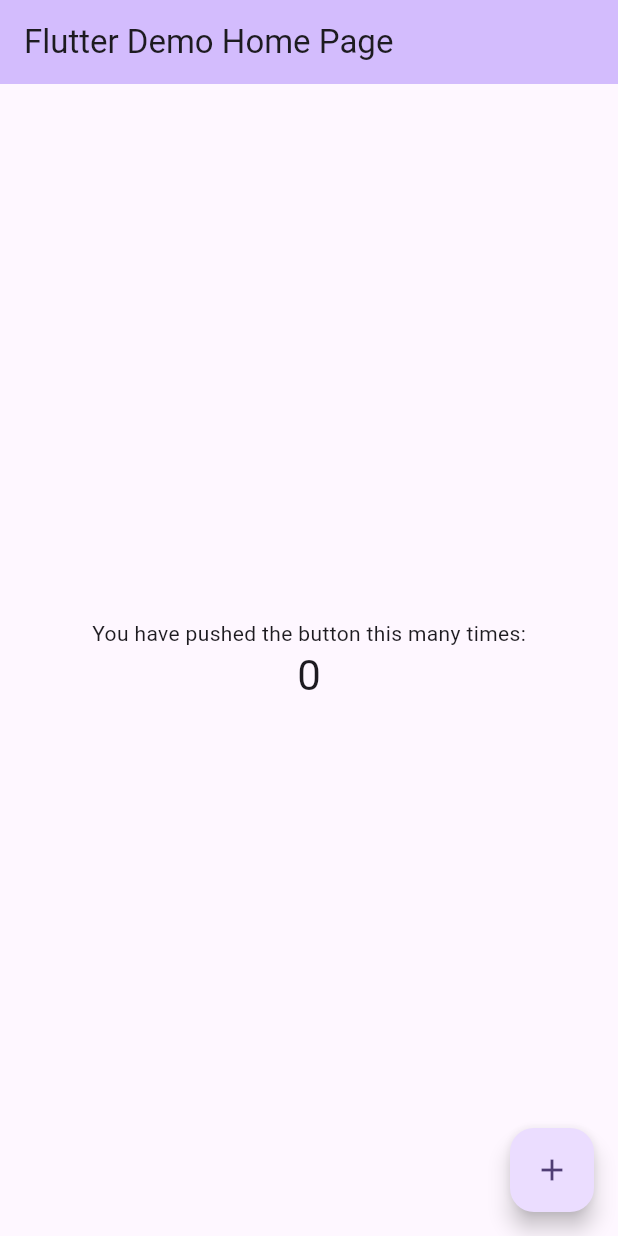
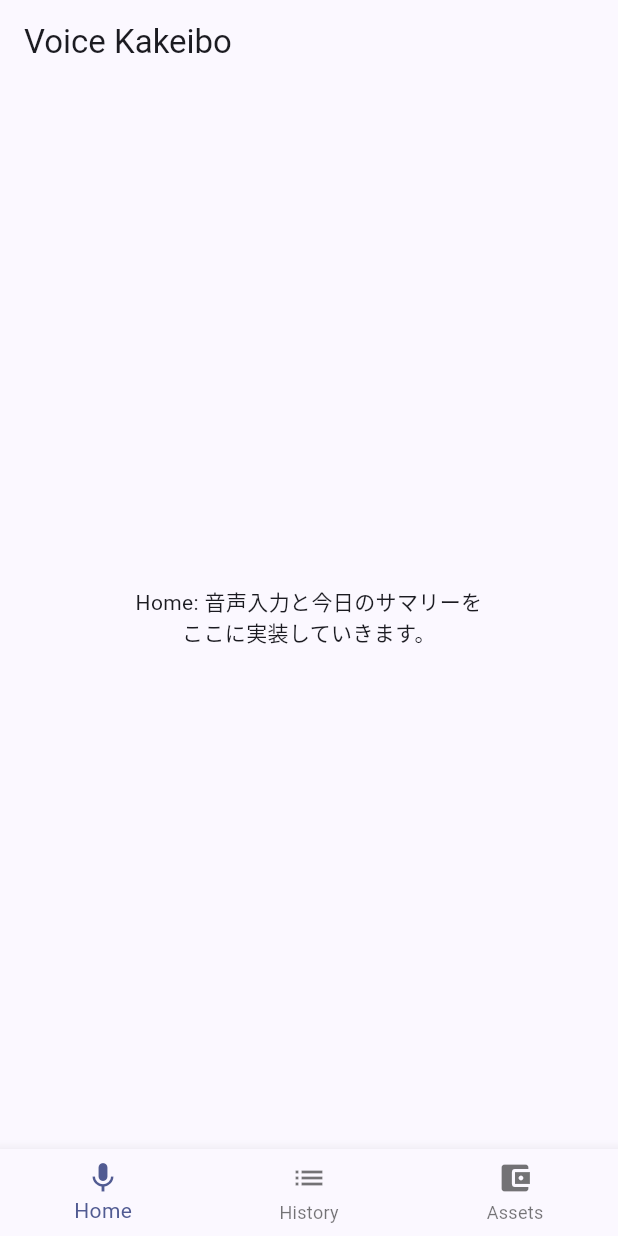
Before and after one commit to Rsm-Microstate/voice_kakeibo, a Flutter app: the screen it shows after launch, on a phone screen of 412 x 824 dp. Run offline on Flutter 3.47's test engine with Material 3 defaults, Android fonts, the phone set to English and light mode, and no system bars.

Commit message:
Add 3-tab layout (Home, History, Assets)

```diff
--- a/lib/main.dart
+++ b/lib/main.dart
@@ -1,125 +1,146 @@
 import 'package:flutter/material.dart';
 
 void main() {
-  runApp(const MyApp());
+  runApp(const VoiceKakeiboApp());
 }
 
-class MyApp extends StatelessWidget {
-  const MyApp({super.key});
+class VoiceKakeiboApp extends StatelessWidget {
+  const VoiceKakeiboApp({super.key});
 
-  // This widget is the root of your application.
   @override
   Widget build(BuildContext context) {
     return MaterialApp(
-      title: 'Flutter Demo',
-      theme: ThemeData(
-        // This is the theme of your application.
-        //
-        // TRY THIS: Try running your application with "flutter run". You'll see
-        // the application has a purple toolbar. Then, without quitting the app,
-        // try changing the seedColor in the colorScheme below to Colors.green
-        // and then invoke "hot reload" (save your changes or press the "hot
-        // reload" button in a Flutter-supported IDE, or press "r" if you used
-        // the command line to start the app).
-        //
-        // Notice that the counter didn't reset back to zero; the application
-        // state is not lost during the reload. To reset the state, use hot
-        // restart instead.
-        //
-        // This works for code too, not just values: Most code changes can be
-        // tested with just a hot reload.
-        colorScheme: ColorScheme.fromSeed(seedColor: Colors.deepPurple),
-        useMaterial3: true,
+      title: 'Voice Kakeibo',
+      theme: _buildAppTheme(),
+      home: const RootScreen(),
+    );
+  }
+
+  ThemeData _buildAppTheme() {
+    return ThemeData(
+      colorScheme: ColorScheme.fromSeed(
+        seedColor: Colors.indigo,
       ),
-      home: const MyHomePage(title: 'Flutter Demo Home Page'),
+      useMaterial3: true,
     );
   }
 }
 
-class MyHomePage extends StatefulWidget {
-  const MyHomePage({super.key, required this.title});
-
-  // This widget is the home page of your application. It is stateful, meaning
-  // that it has a State object (defined below) that contains fields that affect
-  // how it looks.
-
-  // This class is the configuration for the state. It holds the values (in this
-  // case the title) provided by the parent (in this case the App widget) and
-  // used by the build method of the State. Fields in a Widget subclass are
-  // always marked "final".
-
-  final String title;
+class RootScreen extends StatefulWidget {
+  const RootScreen({super.key});
 
   @override
-  State<MyHomePage> createState() => _MyHomePageState();
+  State<RootScreen> createState() {
+    return _RootScreenState();
+  }
 }
 
-class _MyHomePageState extends State<MyHomePage> {
-  int _counter = 0;
+class _RootScreenState extends State<RootScreen> {
+  int _currentIndex = 0;
 
-  void _incrementCounter() {
+  void _onTabTapped(int index) {
     setState(() {
-      // This call to setState tells the Flutter framework that something has
-      // changed in this State, which causes it to rerun the build method below
-      // so that the display can reflect the updated values. If we changed
-      // _counter without calling setState(), then the build method would not be
-      // called again, and so nothing would appear to happen.
-      _counter++;
+      _currentIndex = index;
     });
+  }
+
+  Widget _buildBody() {
+    if (_currentIndex == 0) {
+      return const HomeScreen();
+    }
+    if (_currentIndex == 1) {
+      return const HistoryScreen();
+    }
+    return const AssetsScreen();
+  }
+
+  AppBar _buildAppBar() {
+    return AppBar(
+      title: const Text('Voice Kakeibo'),
+    );
+  }
+
+  BottomNavigationBar _buildBottomNavigationBar() {
+    return BottomNavigationBar(
+      currentIndex: _currentIndex,
+      onTap: _onTabTapped,
+      items: const [
+        BottomNavigationBarItem(
+          icon: Icon(Icons.mic),
+          label: 'Home',
+        ),
+        BottomNavigationBarItem(
+          icon: Icon(Icons.list),
+          label: 'History',
+        ),
+        BottomNavigationBarItem(
+          icon: Icon(Icons.account_balance_wallet),
+          label: 'Assets',
+        ),
+      ],
+    );
   }
 
   @override
   Widget build(BuildContext context) {
-    // This method is rerun every time setState is called, for instance as done
-    // by the _incrementCounter method above.
-    //
-    // The Flutter framework has been optimized to make rerunning build methods
-    // fast, so that you can just rebuild anything that needs updating rather
-    // than having to individually change instances of widgets.
     return Scaffold(
-      appBar: AppBar(
-        // TRY THIS: Try changing the color here to a specific color (to
-        // Colors.amber, perhaps?) and trigger a hot reload to see the AppBar
-        // change color while the other colors stay the same.
-        backgroundColor: Theme.of(context).colorScheme.inversePrimary,
-        // Here we take the value from the MyHomePage object that was created by
-        // the App.build method, and use it to set our appbar title.
-        title: Text(widget.title),
-      ),
-      body: Center(
-        // Center is a layout widget. It takes a single child and positions it
-        // in the middle of the parent.
-        child: Column(
-          // Column is also a layout widget. It takes a list of children and
-          // arranges them vertically. By default, it sizes itself to fit its
-          // children horizontally, and tries to be as tall as its parent.
-          //
-          // Column has various properties to control how it sizes itself and
-          // how it positions its children. Here we use mainAxisAlignment to
-          // center the children vertically; the main axis here is the vertical
-          // axis because Columns are vertical (the cross axis would be
-          // horizontal).
-          //
-          // TRY THIS: Invoke "debug painting" (choose the "Toggle Debug Paint"
-          // action in the IDE, or press "p" in the console), to see the
-          // wireframe for each widget.
-          mainAxisAlignment: MainAxisAlignment.center,
-          children: <Widget>[
-            const Text(
-              'You have pushed the button this many times:',
-            ),
-            Text(
-              '$_counter',
-              style: Theme.of(context).textTheme.headlineMedium,
-            ),
-          ],
-        ),
-      ),
-      floatingActionButton: FloatingActionButton(
-        onPressed: _incrementCounter,
-        tooltip: 'Increment',
-        child: const Icon(Icons.add),
-      ), // This trailing comma makes auto-formatting nicer for build methods.
+      appBar: _buildAppBar(),
+      body: _buildBody(),
+      bottomNavigationBar: _buildBottomNavigationBar(),
     );
   }
 }
+
+class HomeScreen extends StatelessWidget {
+  const HomeScreen({super.key});
+
+  Text _buildMessage() {
+    return const Text(
+      'Home: 音声入力と今日のサマリーを\nここに実装していきます。',
+      textAlign: TextAlign.center,
+    );
+  }
+
+  @override
+  Widget build(BuildContext context) {
+    return Center(
+      child: _buildMessage(),
+    );
+  }
+}
+
+class HistoryScreen extends StatelessWidget {
+  const HistoryScreen({super.key});
+
+  Text _buildMessage() {
+    return const Text(
+      'History: 支出の履歴一覧を\nここに実装していきます。',
+      textAlign: TextAlign.center,
+    );
+  }
+
+  @override
+  Widget build(BuildContext context) {
+    return Center(
+      child: _buildMessage(),
+    );
+  }
+}
+
+class AssetsScreen extends StatelessWidget {
+  const AssetsScreen({super.key});
+
+  Text _buildMessage() {
+    return const Text(
+      'Assets: 資産サマリー（銀行・PayPayなど）を\nここに実装していきます。',
+      textAlign: TextAlign.center,
+    );
+  }
+
+  @override
+  Widget build(BuildContext context) {
+    return Center(
+      child: _buildMessage(),
+    );
+  }
+}
```
